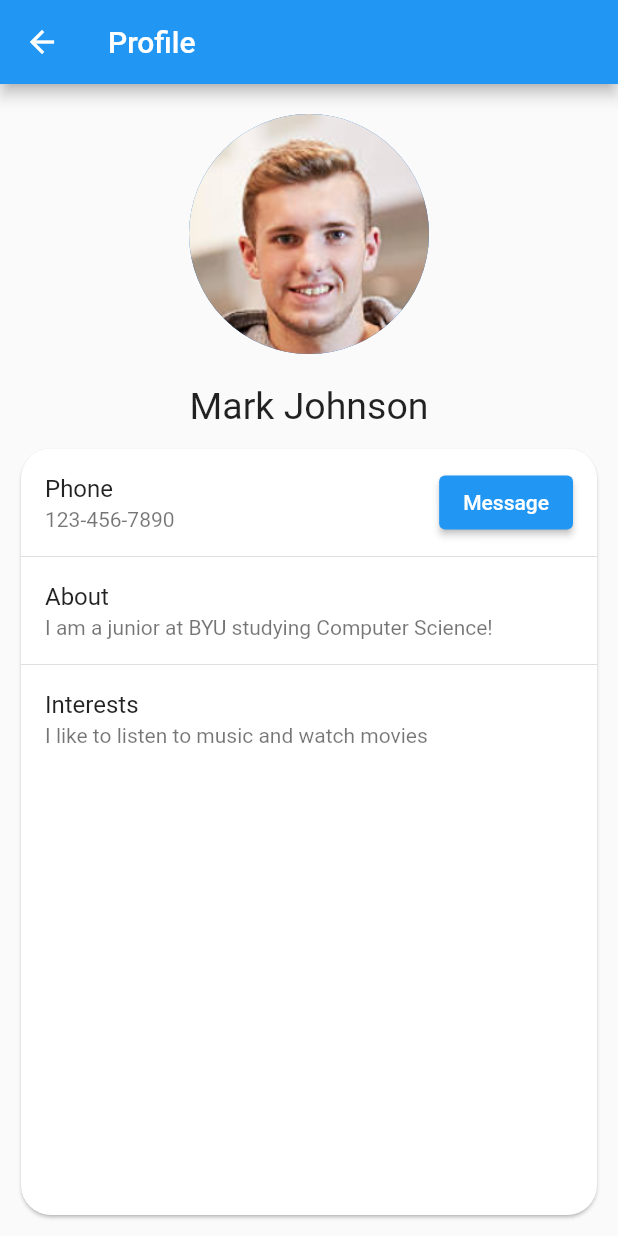
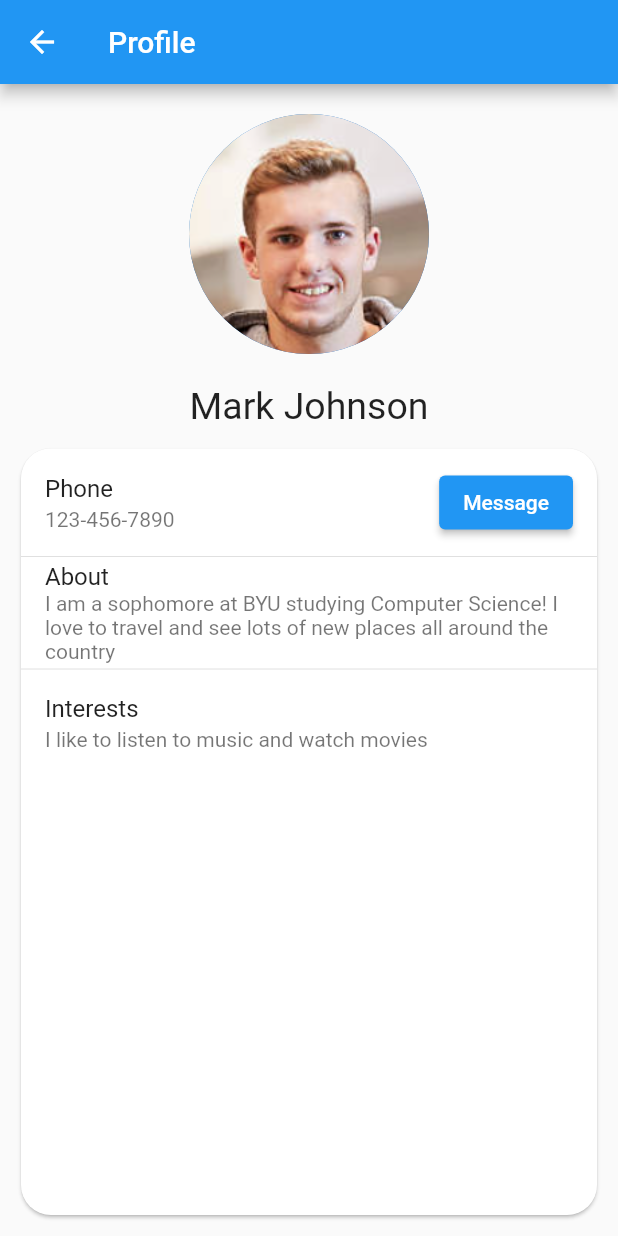
Before and after one commit to rcaina/Passenger, a Flutter app: the Profile screen opened directly, on a phone screen of 412 x 824 dp. Run offline on Flutter 3.47's test engine with Material 2 defaults, Android fonts, the phone set to English and light mode, and no system bars; our stand-ins replace date_time_picker, google_maps_flutter, settings_ui; missing offline and left inert: flutter_polyline_points; network calls fail; Roboto replaces fonts that are missing (SourceSansPro).

Commit message:
Update styling

```diff
--- a/lib/globals.dart
+++ b/lib/globals.dart
@@ -82,15 +82,17 @@ Map<String, dynamic> users = {
     "name": "Mark Johnson",
     "image": "assets/images/mark.png",
     "phone": "123-456-7890",
-    "about": "I am a junior at BYU studying Computer Science!",
+    "about":
+        "I am a sophomore at BYU studying Computer Science! I love to travel and see lots of new places all around the country",
     "interests": "I like to listen to music and watch movies"
   },
   "driver-1": {
     "name": "Andrew Smith",
     "image": "assets/images/andrew.png",
     "phone": "123-456-7890",
-    "about": "I am a junior at BYU studying Computer Science!",
-    "interests": "I like to hike",
+    "about":
+        "I am a junior at BYU studying Computer Science! I love to travel and see lots of new places around the country",
+    "interests": "Hiking, skiing, swiming, country music",
   },
   "driver-2": {
     "name": "Andrea Blake",
@@ -110,22 +112,25 @@ Map<String, dynamic> users = {
     "name": "Megan Farnsworth",
     "image": "assets/images/megan.png",
     "phone": "801-890-1331",
-    "about": "I like animals",
-    "interests": "Dogs, cats, horses"
+    "about":
+        "I am a freshman at BYU studying User Experience! I enjoy creating art along with talking with people.",
+    "interests": "Drawing, all kinds of music, socializing"
   },
   "passenger-1": {
     "name": "Rick Stanley",
     "image": "assets/images/rick.png",
     "phone": "801-890-1331",
-    "about": "I am a junior at BYU studying Computer Science!",
-    "interests": "Movies, board games, skiing"
+    "about":
+        "I am a junior at BYU studying Computer Science! I love to travel and see lots of new places around the country.",
+    "interests": "Hiking, skiing, swiming, country music",
   },
   "passenger-2": {
     "name": "Tony Harper",
     "image": "assets/images/tony.png",
     "phone": "801-890-1331",
-    "about": "I am a junior at BYU studying Computer Science!",
-    "interests": "Movies, board games, skiing"
+    "about":
+        "I am a junior at BYU studying Data Science! I have seen all the star wars movies 5 times!",
+    "interests": "Movies, board games, pizza, hanging out"
   },
 };
 
@@ -186,7 +191,7 @@ Map<String, dynamic> requestsToJoinAustinTrip = {
     "tripId": "0",
     "passengerDestination": "Dallas, TX",
     "message": "Hello. Id like to join you.",
-    "passengerContribution": 50.50,
+    "passengerContribution": 60,
     "status": "requested", // requested, confirmed, or denied
     "read": false,
   },
@@ -195,7 +200,7 @@ Map<String, dynamic> requestsToJoinAustinTrip = {
     "tripId": "0",
     "passengerDestination": "Amarillo, TX",
     "message": "Hello. Can you take me to Amarillo?",
-    "passengerContribution": 50.00,
+    "passengerContribution": 52,
     "status": "requested", // requested, confirmed, or denied
     "read": false,
   },
@@ -204,7 +209,7 @@ Map<String, dynamic> requestsToJoinAustinTrip = {
     "tripId": "0",
     "passengerDestination": "Santa Fe, NM",
     "message": "Hello. Can you take me to Santa Fe?",
-    "passengerContribution": 50.00,
+    "passengerContribution": 48,
     "status": "requested", // requested, confirmed, or denied
     "read": false,
   }
```
Also changed, not shown: lib/view/createDriverTrip.dart (+8 -3 lines), lib/view/notifications.dart (+19 -4 lines), lib/view/requestDetails.dart (+18 -10 lines), lib/view/tripDetails.dart (+76 -30 lines), 1 other file.
